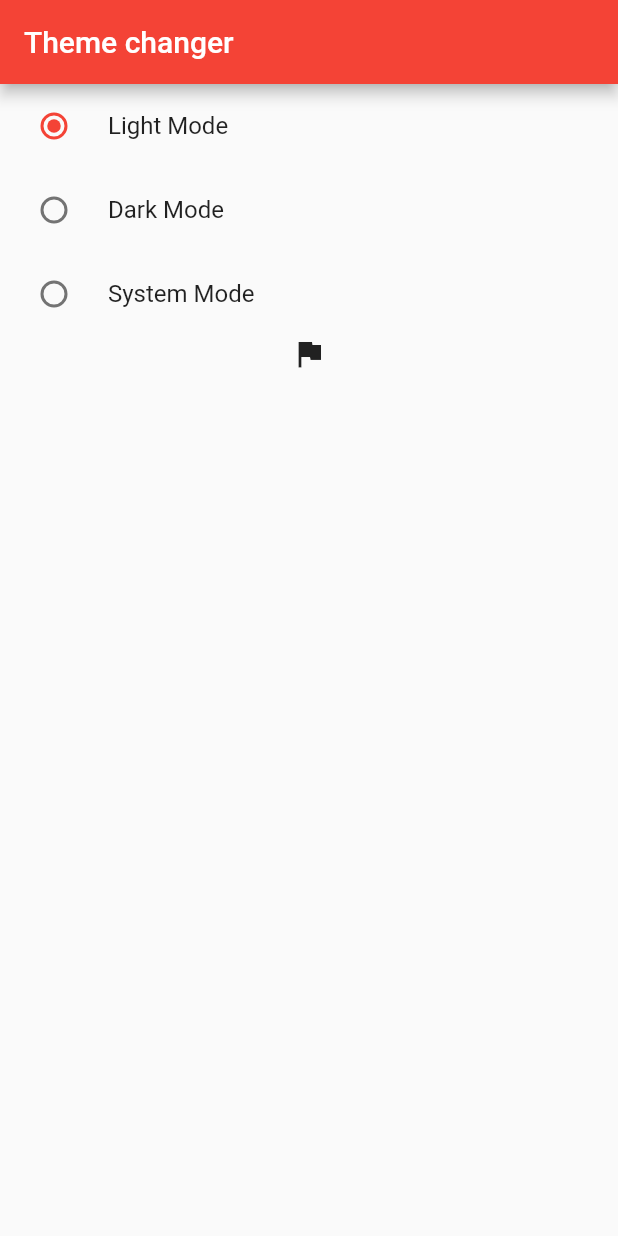
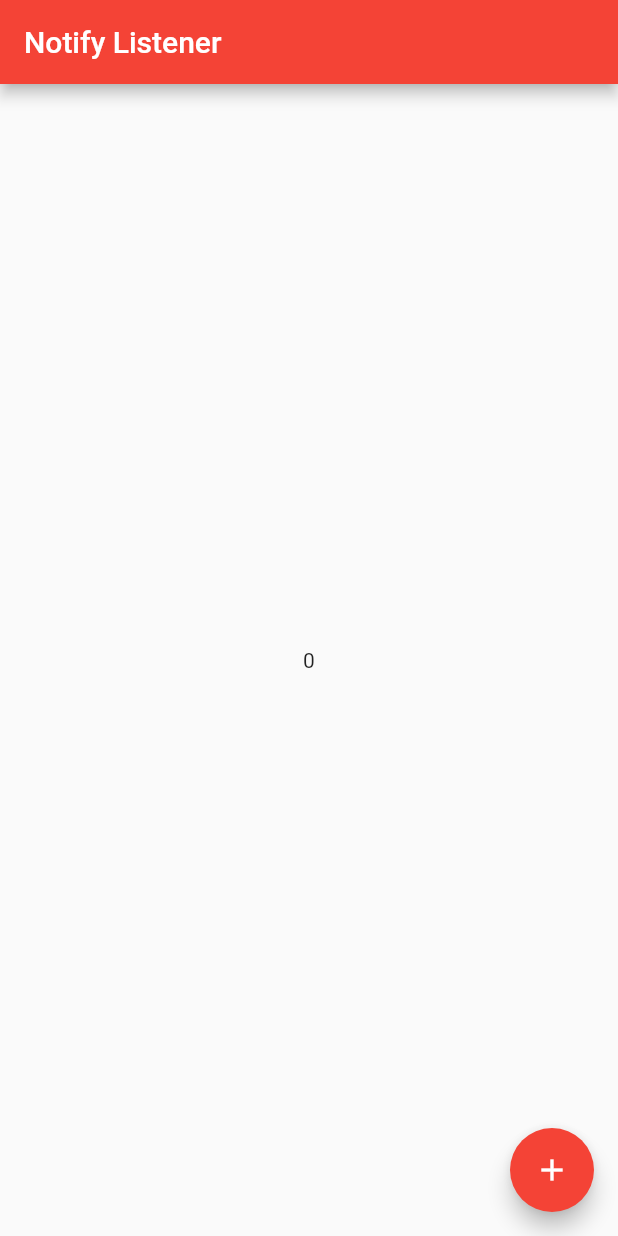
Before and after one commit to VivekJung/provider_statemanagement, a Flutter app: the screen it shows after launch, on a phone screen of 412 x 824 dp. Run offline on Flutter 3.47's test engine with Material 2 defaults, Android fonts, the phone set to English and light mode, and no system bars.

Commit message:
valueNotifier with stateless widget

```diff
--- a/lib/main.dart
+++ b/lib/main.dart
@@ -7,6 +7,7 @@ import 'package:state_management_provider_tutorial/provider/theme_change_provide
 
 import 'package:state_management_provider_tutorial/screens/favorite/favorite_screen.dart';
 import 'package:state_management_provider_tutorial/screens/theme/dark_theme.dart';
+import 'package:state_management_provider_tutorial/screens/value_notify_listener.dart';
 
 void main() {
   runApp(const MyApp());
@@ -41,7 +42,7 @@ class MyApp extends StatelessWidget {
               appBarTheme: const AppBarTheme(backgroundColor: Colors.teal),
               iconTheme: const IconThemeData(color: Colors.red),
             ),
-            home: const DarkTheme(),
+            home: NotifyListenerScreen(),
           );
         }),
       ),
--- /dev/null
+++ b/lib/screens/value_notify_listener.dart
@@ -0,0 +1,35 @@
+import 'dart:developer';
+
+import 'package:flutter/material.dart';
+
+class NotifyListenerScreen extends StatelessWidget {
+  NotifyListenerScreen({Key? key}) : super(key: key);
+// making stateless widget as stateful widget with provider with ValueNotifier
+//ValueNotifier extends ChangeNotifier
+  ValueNotifier<int> _counter = ValueNotifier<int>(0);
+  @override
+  Widget build(BuildContext context) {
+    log('Build on with valuenotifier');
+    return Scaffold(
+      appBar: AppBar(
+        title: const Text('Notify Listener'),
+      ),
+      floatingActionButton: FloatingActionButton(
+        onPressed: () {
+          // this value is provided by getter stated in ValueNotifier
+          // all of this works like a normal provider system i.e. backend code is already done .
+          _counter.value++;
+        },
+        child: const Icon(Icons.add),
+      ),
+      body: Center(
+          //instead of consumer, we use ValueListenableBuilder to call the functions.
+          child: ValueListenableBuilder(
+        valueListenable: _counter,
+        builder: (context, value, child) {
+          return Text(_counter.value.toString());
+        },
+      )),
+    );
+  }
+}
```
